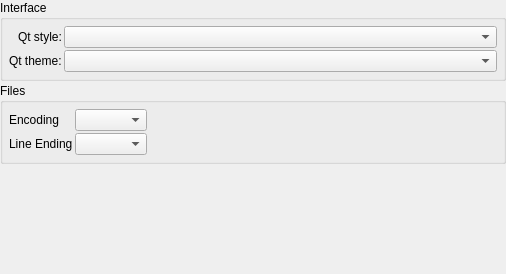
First picture: the form in resources/ui/configure/general.ui, repository prymatex/prymatex, before the edit.
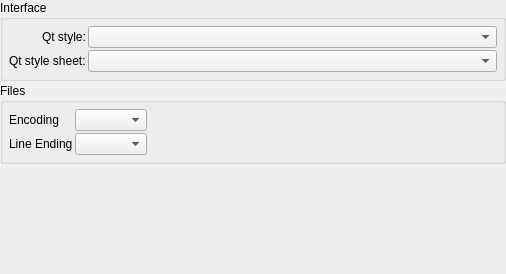
Second picture: the form after the edit.

What changed in the file:
```diff
--- a/resources/ui/configure/general.ui
+++ b/resources/ui/configure/general.ui
@@ -51,7 +51,7 @@
       <item row="2" column="0">
        <widget class="QLabel" name="label_3">
         <property name="text">
-         <string>Qt theme:</string>
+         <string>Qt style sheet:</string>
         </property>
        </widget>
       </item>
```
Left out of the diff: 2 changed lines with no effect on the pictures.
